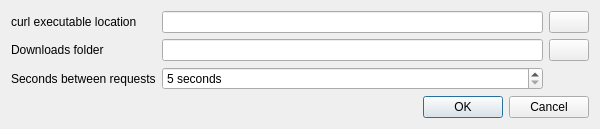
First picture: the form in ConfigurationDialog.ui, repository FelixdelasPozas/curl-Downloader, before the edit.
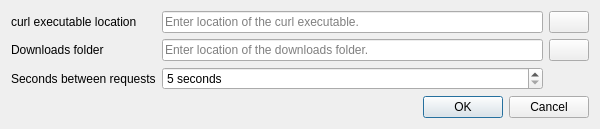
Second picture: the form after the edit. Icons and pictures are not drawn.

Commit message: Configuration and AddItem dialogs polish.

```diff
--- a/ConfigurationDialog.ui
+++ b/ConfigurationDialog.ui
@@ -37,6 +37,9 @@
        <property name="toolTip">
         <string>Location of the curl binary</string>
        </property>
+       <property name="placeholderText">
+        <string>Enter location of the curl executable.</string>
+       </property>
       </widget>
      </item>
      <item row="1" column="0">
@@ -90,6 +93,9 @@
        <property name="toolTip">
         <string>Location to store downloaded files.</string>
        </property>
+       <property name="placeholderText">
+        <string>Enter location of the downloads folder.</string>
+       </property>
       </widget>
      </item>
      <item row="0" column="2">
```
Left out of the diff: 6 changed lines with no effect on the pictures. The commit also changes 2 other files.
